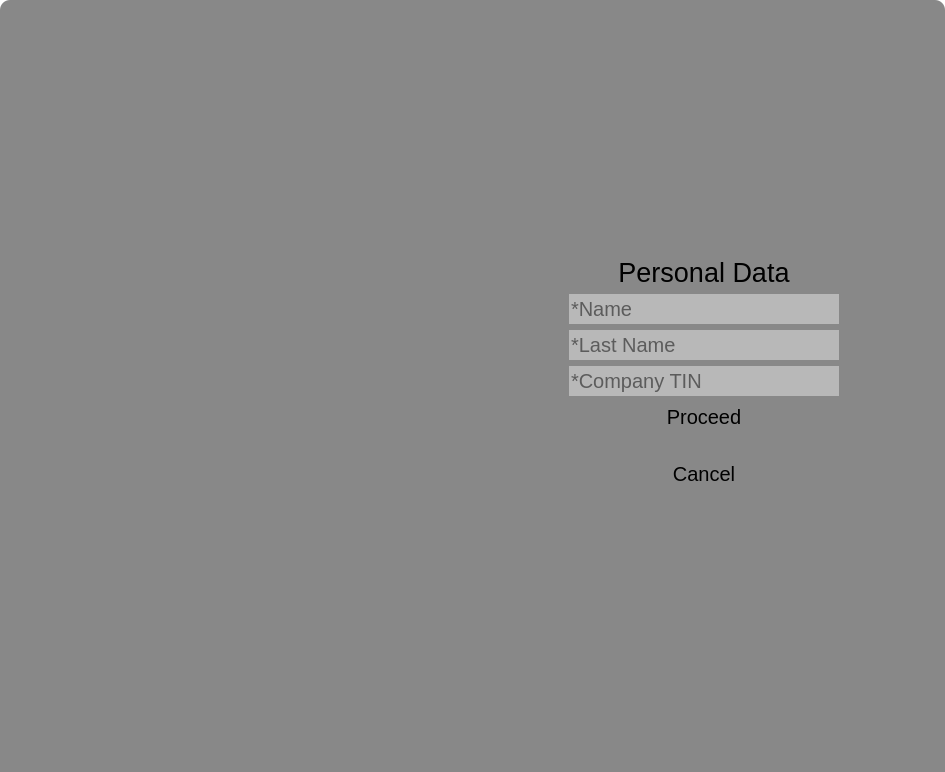
Before: the Qt Designer form UIwindow.ui in slip686/MIMC, drawn with Qt 5.
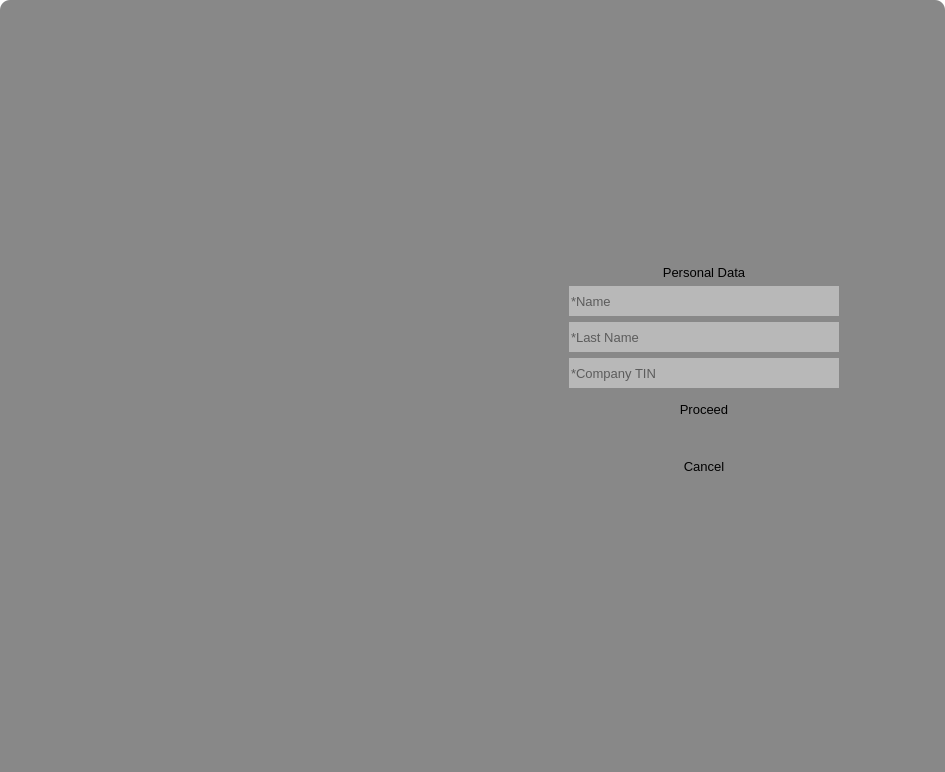
After: the same form once the commit is applied. The open tabs and pages were chosen to show the change. Icons and pictures are not drawn. Custom widgets are drawn as their Qt base class.

Commit message: corrected font style

What changed in the file:
```diff
--- a/UIwindow.ui
+++ b/UIwindow.ui
@@ -23,7 +23,11 @@
    <string>MainWindow</string>
   </property>
   <property name="styleSheet">
-   <string notr="true">#MainWindow {border-top-right-radius: 10px;
+   <string notr="true">* {color: white;
+  font-family: Arial;
+  font-size: 13px;
+  font-weight: Normal;}
+#MainWindow {border-top-right-radius: 10px;
 	border-top-left-radius: 10px}
 *{
 	border: none;
@@ -1442,7 +1446,8 @@
                           <property name="font">
                            <font>
                             <family>Arial</family>
-                            <pointsize>20</pointsize>
+                            <pointsize>-1</pointsize>
+                            <bold>false</bold>
                            </font>
                           </property>
                           <property name="styleSheet">
@@ -1475,7 +1480,9 @@
                           </property>
                           <property name="font">
                            <font>
-                            <pointsize>15</pointsize>
+                            <family>Arial</family>
+                            <pointsize>-1</pointsize>
+                            <bold>false</bold>
                            </font>
                           </property>
                           <property name="whatsThis">
@@ -1507,7 +1514,9 @@
                           </property>
                           <property name="font">
                            <font>
-                            <pointsize>15</pointsize>
+                            <family>Arial</family>
+                            <pointsize>-1</pointsize>
+                            <bold>false</bold>
                            </font>
                           </property>
                           <property name="styleSheet">
@@ -1534,7 +1543,9 @@
                           </property>
                           <property name="font">
                            <font>
-                            <pointsize>15</pointsize>
+                            <family>Arial</family>
+                            <pointsize>-1</pointsize>
+                            <bold>false</bold>
                            </font>
                           </property>
                           <property name="styleSheet">
@@ -1564,7 +1575,9 @@
                           </property>
                           <property name="font">
                            <font>
-                            <pointsize>15</pointsize>
+                            <family>Arial</family>
+                            <pointsize>-1</pointsize>
+                            <bold>false</bold>
                            </font>
                           </property>
                           <property name="styleSheet">
@@ -1582,7 +1595,9 @@
                          <widget class="QLabel" name="infoLabel_6">
                           <property name="font">
                            <font>
-                            <pointsize>10</pointsize>
+                            <family>Arial</family>
+                            <pointsize>-1</pointsize>
+                            <bold>false</bold>
                            </font>
                           </property>
                           <property name="styleSheet">
@@ -1609,7 +1624,9 @@
                           </property>
                           <property name="font">
                            <font>
-                            <pointsize>15</pointsize>
+                            <family>Arial</family>
+                            <pointsize>-1</pointsize>
+                            <bold>false</bold>
                            </font>
                           </property>
                           <property name="styleSheet">
```
Left out of the diff: 337 changed lines with no effect on the pictures. The commit also changes 5 other files.
